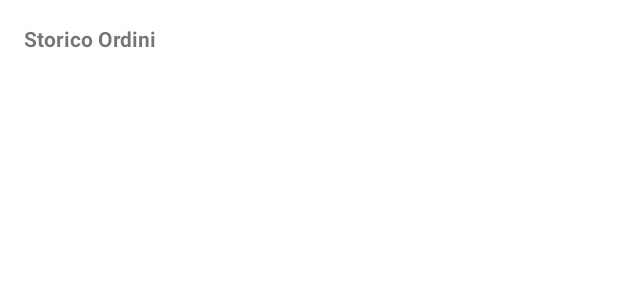
After one commit to 1999-sis/melogiri, an Android app: the layout storico_ordini.xml on its own in the app's theme, with its tools: preview values and no code run, on a phone screen of 412 x 824 dp. The commit adds this screen. Shown: the top 300 px of the screen. Run offline under Robolectric (Android 15) with nearby library versions, the phone set to English and light mode, and no system bars.

Commit message:
aggiunta xml per storico ordini

```diff
--- /dev/null
+++ b/app/src/main/res/layout/storico_ordini.xml
@@ -0,0 +1,25 @@
+<?xml version="1.0" encoding="utf-8"?>
+<LinearLayout xmlns:android="http://schemas.android.com/apk/res/android"
+    android:layout_width="match_parent"
+    android:layout_height="match_parent"
+    android:orientation="vertical"
+    android:padding="16dp">
+
+    <!-- Intestazione e altre informazioni utente -->
+
+    <!-- Titolo sezione "Storico Ordini" -->
+    <TextView
+        android:layout_width="wrap_content"
+        android:layout_height="wrap_content"
+        android:text="Storico Ordini"
+        android:textStyle="bold"
+        android:layout_marginBottom="8dp"/>
+
+    <!-- RecyclerView per gli ordini -->
+    <androidx.recyclerview.widget.RecyclerView
+        android:id="@+id/recyclerViewStoricoOrdini"
+        android:layout_width="match_parent"
+        android:layout_height="0dp"
+        android:layout_weight="1" />
+
+</LinearLayout>
```
Also changed, not shown: app/src/main/java/com/example/melogiri/adapter/OrdineAdapter.java (+41 -8 lines), app/src/main/res/layout/card_ordine.xml (+28 -47 lines), app/src/main/java/com/example/melogiri/view/ProfileActivity.java (line endings or trailing spaces).
